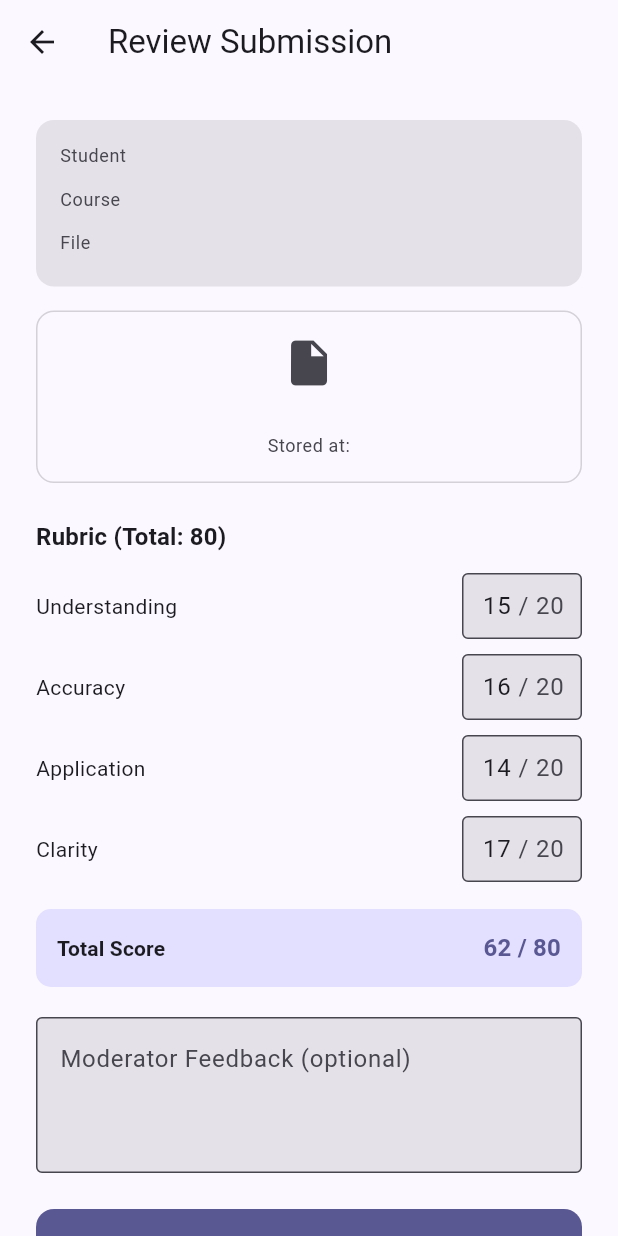
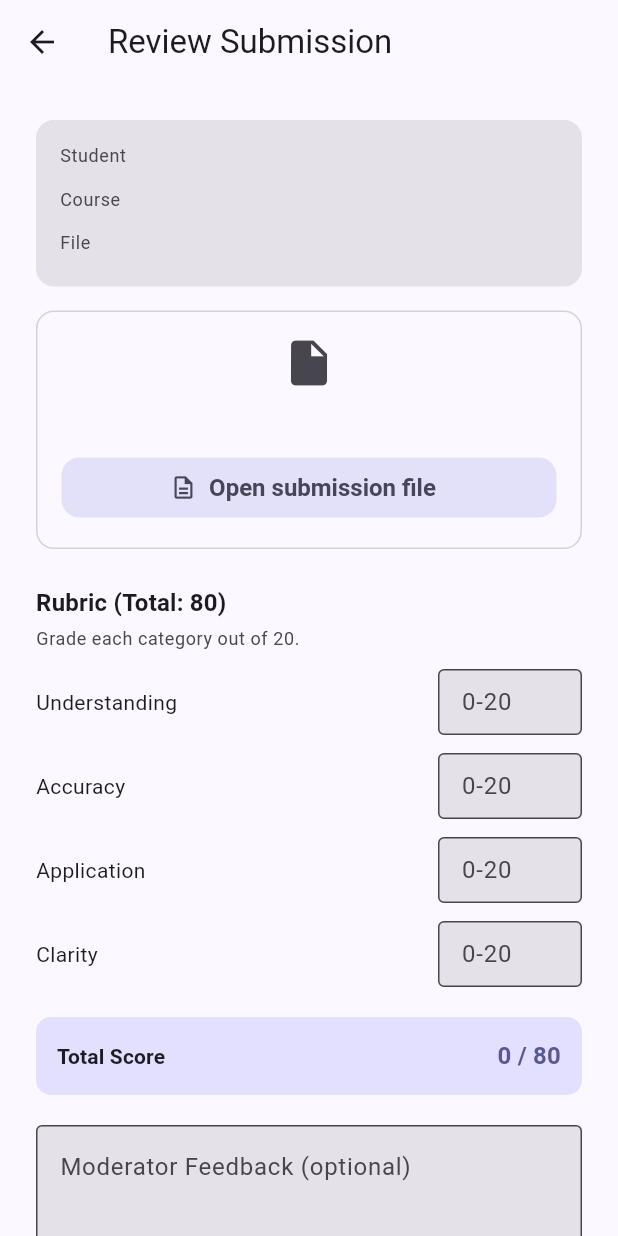
Before and after one commit to needforgedev/ai_education, a Flutter app: the SubmissionReviewScreen screen opened directly with empty values, on a phone screen of 412 x 824 dp. Run offline on Flutter 3.47's test engine with Material 3 defaults, Android fonts, the phone set to English and light mode, and no system bars; our stand-ins replace connectivity_plus, file_picker, flutter_riverpod, go_router, hive_flutter, supabase_flutter; accounts and stored records are empty.

Commit message:
added : moderator grading

```diff
--- a/lib/data/repositories/submission_repository.dart
+++ b/lib/data/repositories/submission_repository.dart
@@ -1,4 +1,5 @@
 import 'dart:io';
+import 'dart:typed_data';
 import 'package:supabase_flutter/supabase_flutter.dart' show FileOptions;
 import '../../core/constants.dart';
 import '../../core/supabase/supabase_client.dart';
@@ -49,6 +50,23 @@ class SubmissionRepository {
     return Submission.fromJson(result);
   }
 
+  /// Generate a time-limited signed URL so the moderator can open/download
+  /// the uploaded file. Bucket is private; signed URLs respect storage policies.
+  /// Defaults to a 1-hour window.
+  Future<String> createSignedUrl({
+    required String storagePath,
+    Duration expiresIn = const Duration(hours: 1),
+  }) async {
+    return supabase.storage
+        .from(Buckets.submissions)
+        .createSignedUrl(storagePath, expiresIn.inSeconds);
+  }
+
+  /// Download the raw bytes of a submission file. Used by the in-app viewer.
+  Future<Uint8List> downloadBytes({required String storagePath}) async {
+    return supabase.storage.from(Buckets.submissions).download(storagePath);
+  }
+
   /// Fetch the existing submission for this student+course (if any).
   Future<Submission?> getSubmission({
     required String studentId,
--- a/lib/screens/submission_review_screen.dart
+++ b/lib/screens/submission_review_screen.dart
@@ -5,6 +5,7 @@ import '../core/connectivity/offline_gate.dart';
 import '../data/models/submission_detail.dart';
 import '../features/auth/providers/auth_provider.dart';
 import '../features/moderator/providers/moderator_providers.dart';
+import '../features/submissions/screens/submission_file_viewer_screen.dart';
 
 class SubmissionReviewScreen extends ConsumerStatefulWidget {
   final SubmissionDetail detail;
@@ -18,14 +19,44 @@ class SubmissionReviewScreen extends ConsumerStatefulWidget {
 
 class _SubmissionReviewScreenState
     extends ConsumerState<SubmissionReviewScreen> {
-  final _understandingController = TextEditingController(text: '15');
-  final _accuracyController = TextEditingController(text: '16');
-  final _applicationController = TextEditingController(text: '14');
-  final _clarityController = TextEditingController(text: '17');
+  final _understandingController = TextEditingController();
+  final _accuracyController = TextEditingController();
+  final _applicationController = TextEditingController();
+  final _clarityController = TextEditingController();
   final _feedbackController = TextEditingController();
   bool _submitting = false;
   bool _published = false;
   int _publishedScore = 0;
+
+  void _openFile() {
+    Navigator.of(context).push(
+      MaterialPageRoute(
+        builder: (_) => SubmissionFileViewerScreen(
+          submission: widget.detail.submission,
+        ),
+      ),
+    );
+  }
+
+  String? _validateRubricField(String? value) {
+    if (value == null || value.trim().isEmpty) return 'Required';
+    final n = int.tryParse(value);
+    if (n == null) return 'Must be a number';
+    if (n < 0 || n > 20) return '0–20';
+    return null;
+  }
+
+  bool get _rubricComplete {
+    for (final c in [
+      _understandingController,
+      _accuracyController,
+      _applicationController,
+      _clarityController,
+    ]) {
+      if (_validateRubricField(c.text) != null) return false;
+    }
+    return true;
+  }
 
   int get _totalScore {
     final u = int.tryParse(_understandingController.text) ?? 0;
@@ -186,11 +217,13 @@ class _SubmissionReviewScreenState
                       fontWeight: FontWeight.w600,
                     ),
                   ),
-                  Text(
-                    'Stored at: ${submission.fileUrl}',
-                    textAlign: TextAlign.center,
-                    style: theme.textTheme.bodySmall?.copyWith(
-                      color: theme.colorScheme.onSurfaceVariant,
+                  const SizedBox(height: 12),
+                  SizedBox(
+                    width: double.infinity,
+                    child: FilledButton.tonalIcon(
+                      onPressed: _openFile,
+                      icon: const Icon(Icons.description_outlined, size: 18),
+                      label: const Text('Open submission file'),
                     ),
                   ),
                 ],
@@ -202,23 +235,38 @@ class _SubmissionReviewScreenState
               style: theme.textTheme.titleMedium
                   ?.copyWith(fontWeight: FontWeight.w600),
             ),
+            const SizedBox(height: 4),
+            Text(
+              'Grade each category out of 20.',
+              style: theme.textTheme.bodySmall?.copyWith(
+                color: theme.colorScheme.onSurfaceVariant,
+              ),
+            ),
             const SizedBox(height: 12),
             _RubricField(
               label: 'Understanding',
               controller: _understandingController,
-                onChanged: () => setState(() {})),
+              onChanged: () => setState(() {}),
+              errorText: _validateRubricField(_understandingController.text),
+            ),
             _RubricField(
               label: 'Accuracy',
               controller: _accuracyController,
-                onChanged: () => setState(() {})),
+              onChanged: () => setState(() {}),
+              errorText: _validateRubricField(_accuracyController.text),
+            ),
             _RubricField(
               label: 'Application',
               controller: _applicationController,
-                onChanged: () => setState(() {})),
+              onChanged: () => setState(() {}),
+              errorText: _validateRubricField(_applicationController.text),
+            ),
             _RubricField(
               label: 'Clarity',
               controller: _clarityController,
-                onChanged: () => setState(() {})),
+              onChanged: () => setState(() {}),
+              errorText: _validateRubricField(_clarityController.text),
+            ),
             const SizedBox(height: 8),
             Container(
               padding: const EdgeInsets.all(14),
@@ -259,7 +307,9 @@ class _SubmissionReviewScreenState
               width: double.infinity,
               height: 52,
               child: FilledButton(
-                onPressed: _submitting ? null : _publishScore,
+                onPressed: (_submitting || !_rubricComplete)
+                    ? null
+                    : _publishScore,
                 child: _submitting
                     ? const SizedBox(
                         height: 20,
@@ -272,6 +322,16 @@ class _SubmissionReviewScreenState
                     : const Text('Publish Score'),
               ),
             ),
+            if (!_rubricComplete) ...[
+              const SizedBox(height: 8),
+              Text(
+                'Enter a score (0–20) for every category to publish.',
+                textAlign: TextAlign.center,
+                style: theme.textTheme.bodySmall?.copyWith(
+                  color: theme.colorScheme.onSurfaceVariant,
+                ),
+              ),
+            ],
           ],
         ),
       ),
@@ -311,32 +371,44 @@ class _RubricField extends StatelessWidget {
   final String label;
   final TextEditingController controller;
   final VoidCallback onChanged;
+  final String? errorText;
 
   const _RubricField({
     required this.label,
     required this.controller,
     required this.onChanged,
+    this.errorText,
   });
 
   @override
   Widget build(BuildContext context) {
+    final hasValue = controller.text.trim().isNotEmpty;
+    final showError = hasValue && errorText != null;
     return Padding(
-      padding: const EdgeInsets.only(bottom: 10),
+      padding: const EdgeInsets.only(bottom: 12),
       child: Row(
+        crossAxisAlignment: CrossAxisAlignment.start,
         children: [
-          Expanded(child: Text(label)),
+          Expanded(
+            child: Padding(
+              padding: const EdgeInsets.only(top: 12),
+              child: Text(label),
+            ),
+          ),
           SizedBox(
-            width: 80,
+            width: 96,
             child: TextField(
               controller: controller,
               keyboardType: TextInputType.number,
               textAlign: TextAlign.center,
-              decoration: const InputDecoration(
+              decoration: InputDecoration(
                 suffixText: '/ 20',
                 isDense: true,
-                border: OutlineInputBorder(),
-                contentPadding:
-                    EdgeInsets.symmetric(horizontal: 8, vertical: 10),
+                border: const OutlineInputBorder(),
+                contentPadding: const EdgeInsets.symmetric(
+                    horizontal: 8, vertical: 10),
+                errorText: showError ? errorText : null,
+                hintText: '0-20',
               ),
               onChanged: (_) => onChanged(),
             ),
--- a/pubspec.yaml
+++ b/pubspec.yaml
@@ -39,6 +39,9 @@ dependencies:
   hive: ^2.2.3
   hive_flutter: ^1.1.0
   connectivity_plus: ^6.0.5
+  url_launcher: ^6.3.0
+  flutter_pdfview: ^1.3.2
+  path_provider: ^2.1.4
 
 dev_dependencies:
   flutter_test:
```
Also changed, not shown: pubspec.lock, 1 other file. Lines whose indentation alone changed are shown as unchanged.
